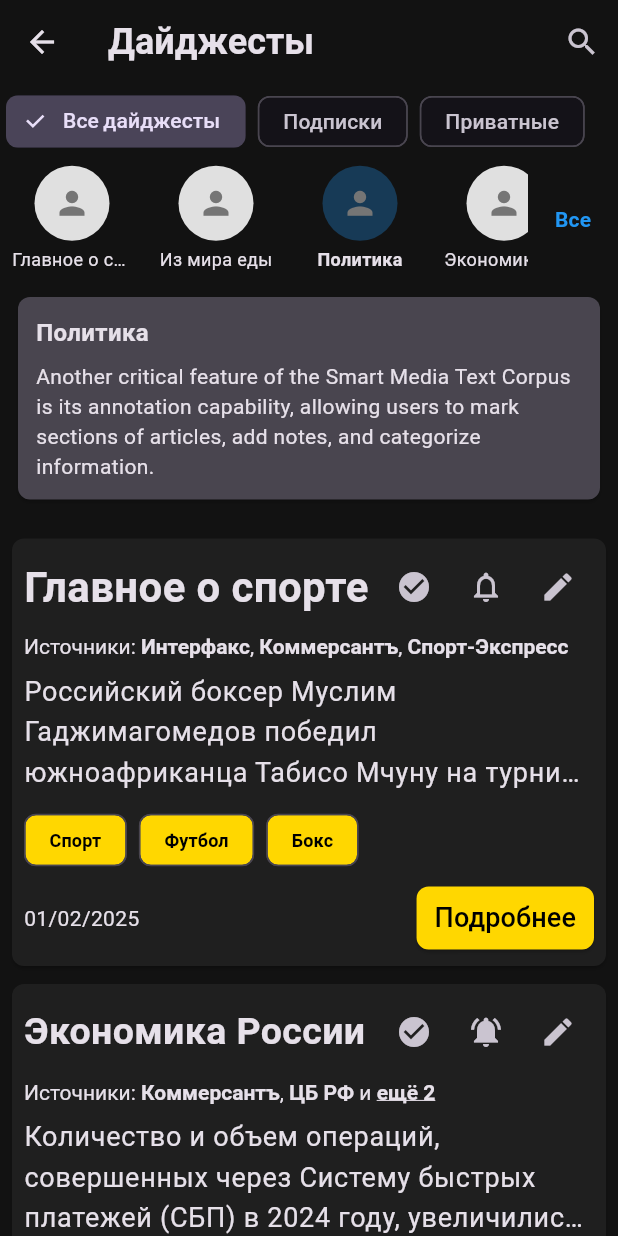
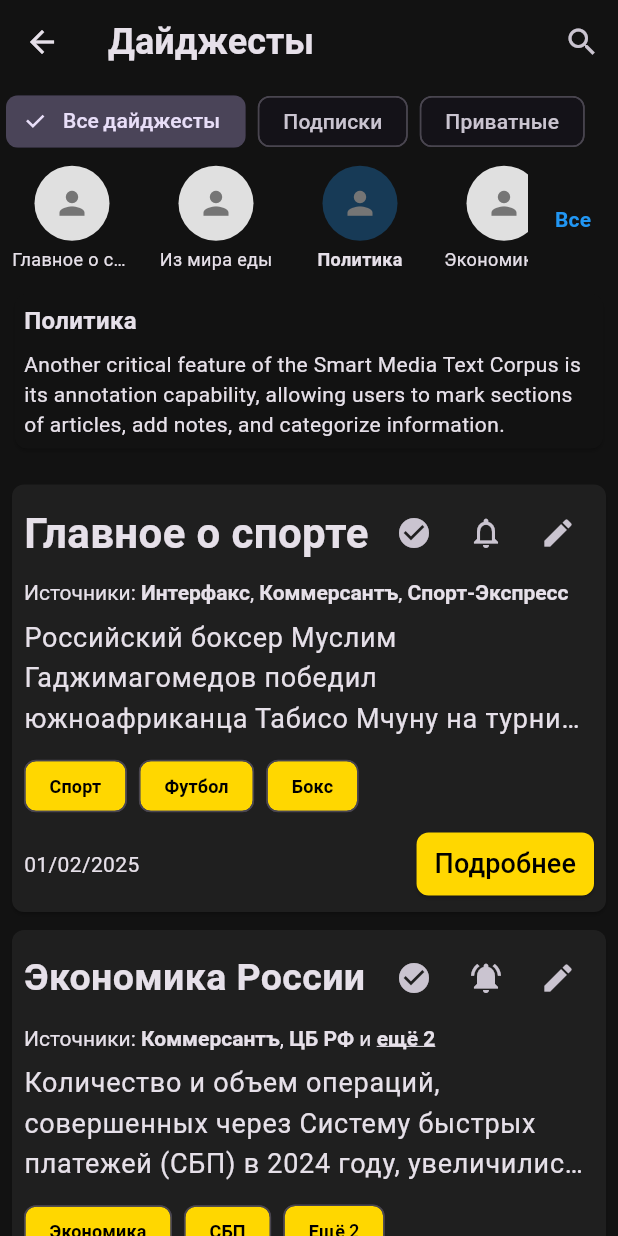
Before and after one commit to KcasTischaWattt/crosswords-mobile-app, a Flutter app: the DigestsPage screen opened directly, after a tap on "Главное о спорте", after a tap on "Из мира еды", after a tap on "Политика", on a phone screen of 412 x 824 dp. Run offline on Flutter 3.47's test engine with Material 3 defaults, Android fonts, the phone set to English and light mode, and no system bars; our stand-ins replace google_fonts, velocity_x.

Commit message:
Refactor padding values in digests_page.dart for consistency

```diff
--- a/lib/screens/digests_page.dart
+++ b/lib/screens/digests_page.dart
@@ -114,12 +114,12 @@ class _DigestsPageState extends State<DigestsPage> {
     );
 
     return Padding(
-      padding: const EdgeInsets.all(8.0),
+      padding: const EdgeInsets.all(6),
       child: Card(
-        color: Theme.of(context).colorScheme.surfaceVariant,
+        color: Theme.of(context).scaffoldBackgroundColor,
         shape: RoundedRectangleBorder(borderRadius: BorderRadius.circular(8)),
         child: Padding(
-          padding: const EdgeInsets.all(12),
+          padding: const EdgeInsets.all(6),
           child: Column(
             crossAxisAlignment: CrossAxisAlignment.start,
             children: [
```
